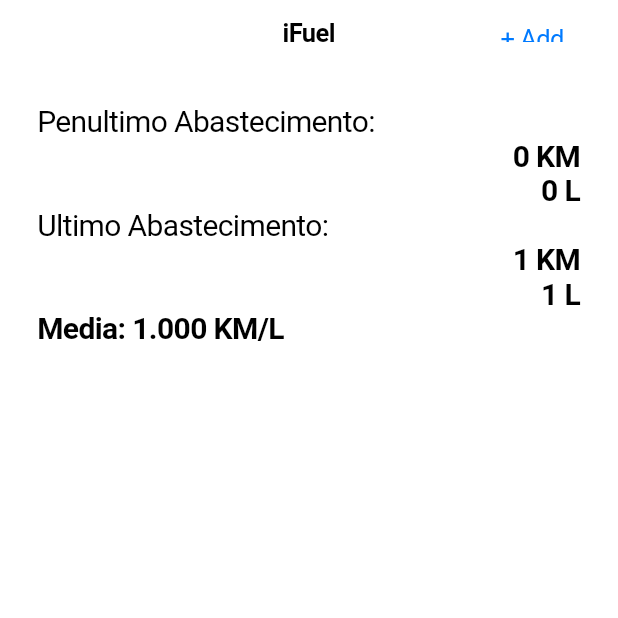
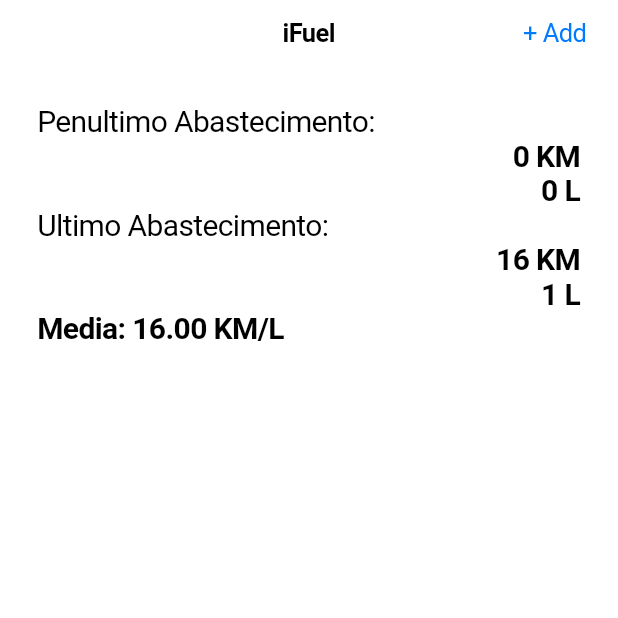
Before and after one commit to Decripter/iFuel, a Flutter app: the screen it shows after launch, on a phone screen of 412 x 824 dp, the top half of it. Run offline on Flutter 3.47's test engine with Material 2 defaults, Android fonts, the phone set to English and light mode, and no system bars.

```diff
--- a/lib/homePage.dart
+++ b/lib/homePage.dart
@@ -8,7 +8,7 @@ class HomePage extends StatefulWidget {
 class _HomePageState extends State<HomePage> {
   var untilLastKm = 0;
   var untilLastAb = 0;
-  var lastKm = 1;
+  var lastKm = 16;
   var lastAb = 1;
   var mediaCons = 0.0;
   @override
@@ -19,6 +19,7 @@ class _HomePageState extends State<HomePage> {
       navigationBar: CupertinoNavigationBar(
         middle: Text('iFuel'),
         trailing: CupertinoButton(
+          padding: EdgeInsets.all(5.0),
           child: Text('+ Add'),
           onPressed: () {
             Navigator.of(context).pushNamed('/addAbast');
```
Also changed, not shown: lib/newAb.dart (+26 -0 lines).
